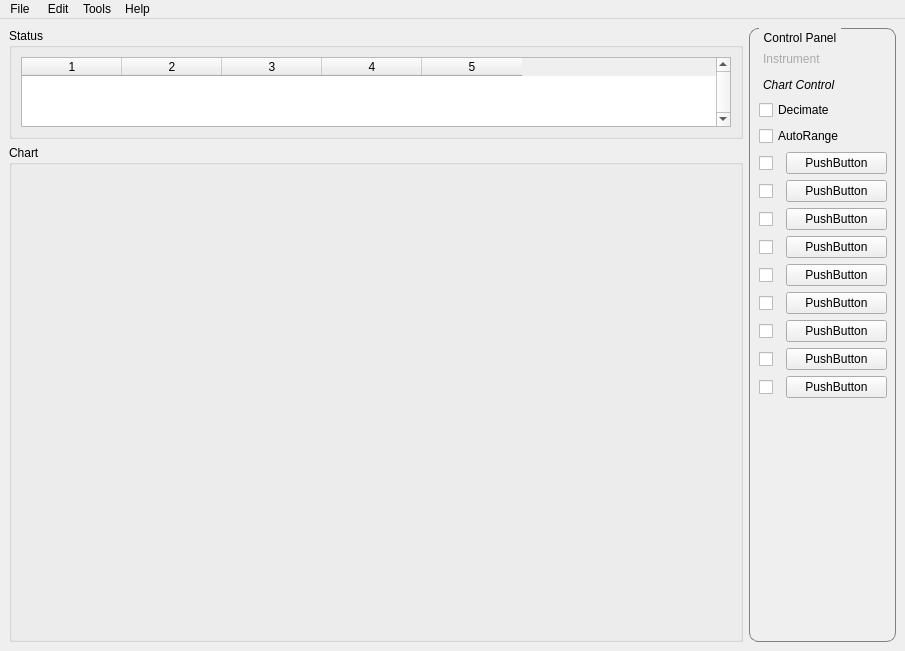
Old version of the form ui/mainwindow.ui in the repository mhorn71/StarbaseMini.
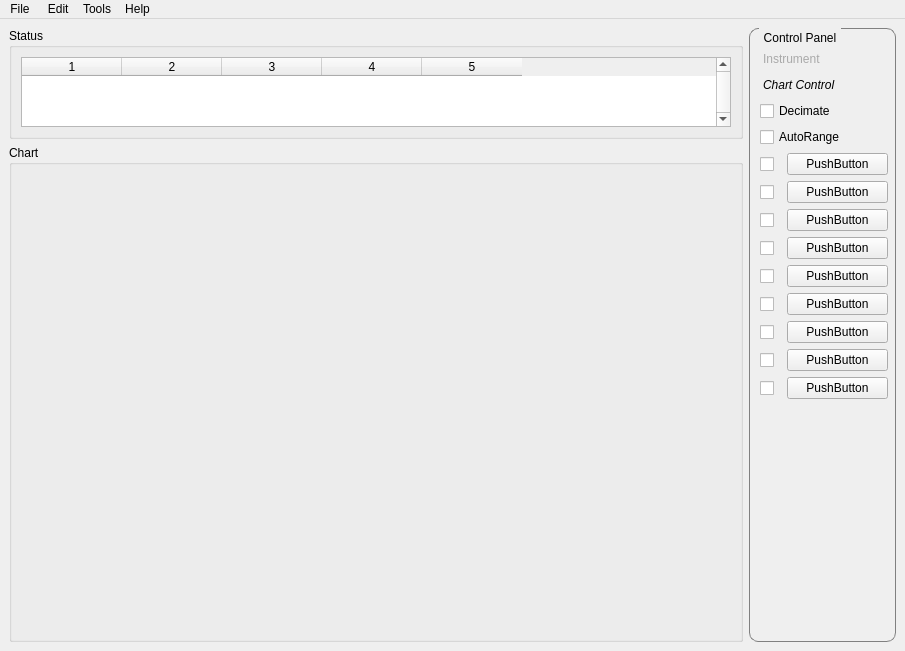
New version of the form. The open tabs and pages were chosen to show the change.

Commit message: Updated mainwindow.py layout manager

Diff of the .ui file:
```diff
--- a/ui/mainwindow.ui
+++ b/ui/mainwindow.ui
@@ -265,8 +265,8 @@
             <rect>
              <x>0</x>
              <y>0</y>
-             <width>98</width>
-             <height>28</height>
+             <width>129</width>
+             <height>521</height>
             </rect>
            </property>
            <attribute name="label">
@@ -275,28 +275,28 @@
            <widget class="QWidget" name="layoutWidget">
             <property name="geometry">
              <rect>
-              <x>0</x>
-              <y>0</y>
+              <x>1</x>
+              <y>1</y>
               <width>128</width>
-              <height>391</height>
+              <height>373</height>
              </rect>
             </property>
-            <layout class="QVBoxLayout" name="verticalLayout_2">
-             <item>
+            <layout class="QGridLayout" name="gridLayout_5">
+             <item row="0" column="0">
               <widget class="QCheckBox" name="chartDecimateCheckBox">
                <property name="text">
                 <string>Decimate</string>
                </property>
               </widget>
              </item>
-             <item>
+             <item row="1" column="0">
               <widget class="QCheckBox" name="chartAutoRangeCheckBox">
                <property name="text">
                 <string>AutoRange</string>
                </property>
               </widget>
              </item>
-             <item>
+             <item row="2" column="0">
               <layout class="QHBoxLayout" name="horizontalLayout">
                <item>
                 <widget class="QCheckBox" name="channel0colour">
@@ -326,7 +326,7 @@
                </item>
               </layout>
              </item>
-             <item>
+             <item row="3" column="0">
               <layout class="QHBoxLayout" name="horizontalLayout_2">
                <item>
                 <widget class="QCheckBox" name="channel1colour">
@@ -356,7 +356,7 @@
                </item>
               </layout>
              </item>
-             <item>
+             <item row="4" column="0">
               <layout class="QHBoxLayout" name="horizontalLayout_3">
                <item>
                 <widget class="QCheckBox" name="channel2colour">
@@ -386,7 +386,7 @@
                </item>
               </layout>
              </item>
-             <item>
+             <item row="5" column="0">
               <layout class="QHBoxLayout" name="horizontalLayout_4">
                <item>
                 <widget class="QCheckBox" name="channel3colour">
@@ -416,7 +416,7 @@
                </item>
               </layout>
              </item>
-             <item>
+             <item row="6" column="0">
               <layout class="QHBoxLayout" name="horizontalLayout_5">
                <item>
                 <widget class="QCheckBox" name="channel4colour">
@@ -446,7 +446,7 @@
                </item>
               </layout>
              </item>
-             <item>
+             <item row="7" column="0">
               <layout class="QHBoxLayout" name="horizontalLayout_6">
                <item>
                 <widget class="QCheckBox" name="channel5colour">
@@ -476,7 +476,7 @@
                </item>
               </layout>
              </item>
-             <item>
+             <item row="8" column="0">
               <layout class="QHBoxLayout" name="horizontalLayout_7">
                <item>
                 <widget class="QCheckBox" name="channel6colour">
@@ -506,7 +506,7 @@
                </item>
               </layout>
              </item>
-             <item>
+             <item row="9" column="0">
               <layout class="QHBoxLayout" name="horizontalLayout_8">
                <item>
                 <widget class="QCheckBox" name="channel7colour">
@@ -536,7 +536,7 @@
                </item>
               </layout>
              </item>
-             <item>
+             <item row="10" column="0">
               <layout class="QHBoxLayout" name="horizontalLayout_9">
                <item>
                 <widget class="QCheckBox" name="channel8colour">
@@ -566,7 +566,7 @@
                </item>
               </layout>
              </item>
-             <item>
+             <item row="11" column="0">
               <spacer name="verticalSpacer">
                <property name="orientation">
                 <enum>Qt::Vertical</enum>
```
The commit also changes 1 other file.
